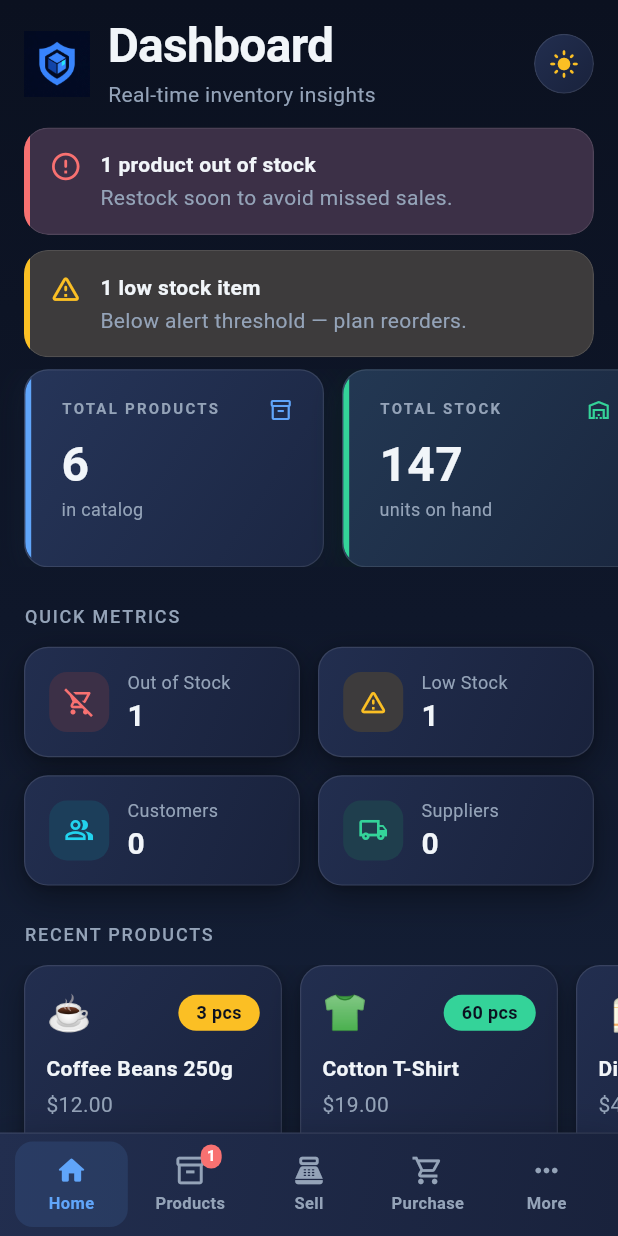
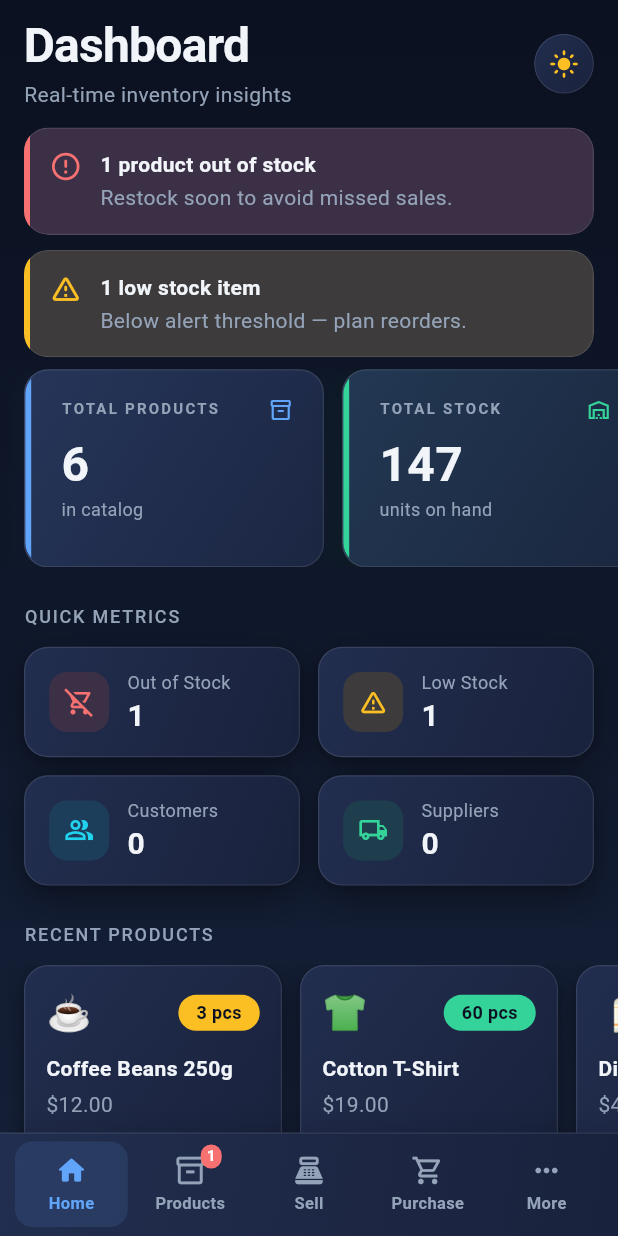
Before and after one commit to Shaan4854/shadwo-inventory-pro-V2, a Flutter app: the screen it shows after launch, on a phone screen of 412 x 824 dp. Run offline on Flutter 3.47's test engine with Material 3 defaults, Android fonts, the phone set to English and light mode, and no system bars; our stand-ins replace equatable, fl_chart, image_picker, pdf, printing, share_plus and 2 more; missing offline and left inert: excel; accounts and stored records are empty.

Commit message:
fix: move logo from dashboard to Android app icon

```diff
--- a/lib/screens/dashboard/dashboard_screen.dart
+++ b/lib/screens/dashboard/dashboard_screen.dart
@@ -78,7 +78,7 @@ class DashboardScreen extends StatelessWidget {
               const ShadowPageHeader(
                 title: 'Dashboard',
                 subtitle: 'Real-time inventory insights',
-                leading: ShadowLogo(size: 44),
+
               ),
               _AlertBanners(
                 outOfStock: products.outOfStockCount,
```
Also changed, not shown: pubspec.yaml (+9 -0 lines), pubspec.lock, 5 other files.
